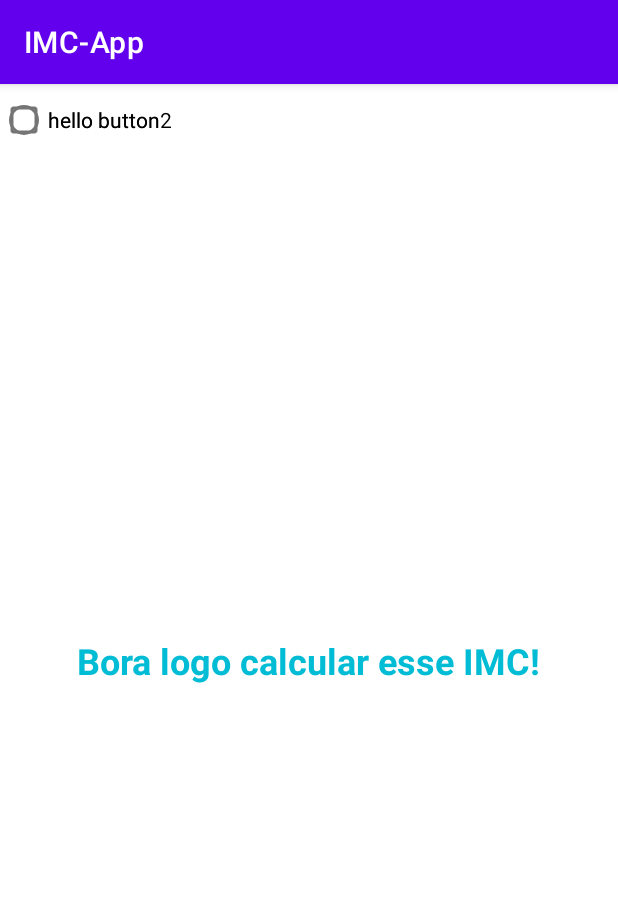
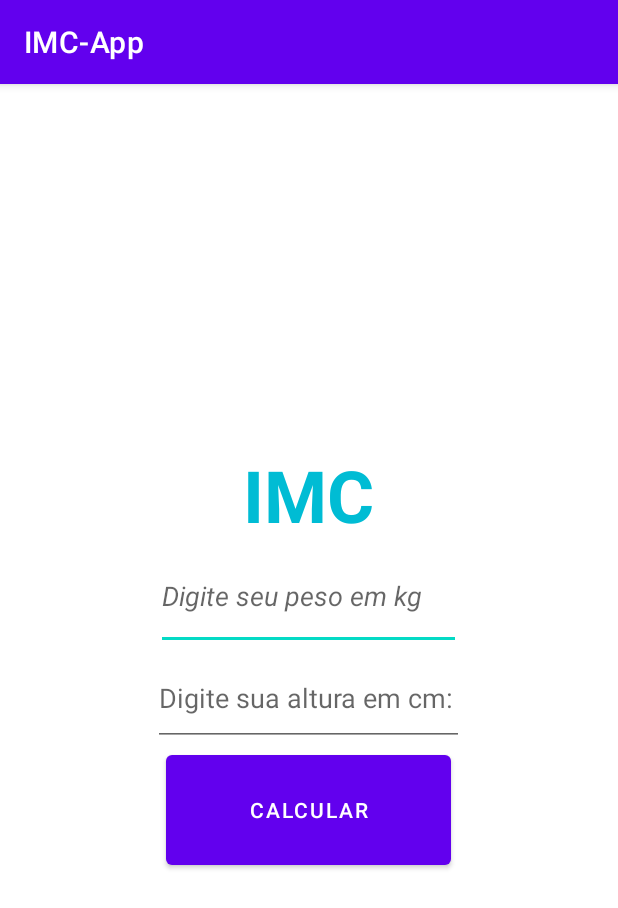
Before and after one commit to VictoriaPriscila28/Calculadora-IMC, an Android app: the screen it shows after launch (MainActivity), on a phone screen of 412 x 824 dp. Shown: the top 908 px of the screen. Run offline under Robolectric (Android 15) with nearby library versions, the phone set to English and light mode, and no system bars.

Commit message:
adding bottoms and setting them

```diff
--- a/app/src/main/res/layout/activity_main.xml
+++ b/app/src/main/res/layout/activity_main.xml
@@ -1,33 +1,52 @@
 <?xml version="1.0" encoding="utf-8"?>
-<androidx.constraintlayout.widget.ConstraintLayout xmlns:android="http://schemas.android.com/apk/res/android"
-    xmlns:app="http://schemas.android.com/apk/res-auto"
+<LinearLayout xmlns:android="http://schemas.android.com/apk/res/android"
     xmlns:tools="http://schemas.android.com/tools"
     android:layout_width="match_parent"
     android:layout_height="match_parent"
-    tools:context=".MainActivity">
+    tools:context=".MainActivity"
+    android:gravity="center"
+    android:orientation="vertical"
+    xmlns:app="http://schemas.android.com/apk/res-auto">
 
     <TextView
+        android:id="@+id/textView"
+        style="@style/title_purple"
         android:layout_width="wrap_content"
         android:layout_height="wrap_content"
-        android:text="Bora logo calcular esse IMC!"
+        android:text=" IMC "
+        android:textSize="48sp"
         app:layout_constraintBottom_toBottomOf="parent"
+        app:layout_constraintHorizontal_bias="0.49"
         app:layout_constraintLeft_toLeftOf="parent"
         app:layout_constraintRight_toRightOf="parent"
         app:layout_constraintTop_toTopOf="parent"
-        style="@style/title_purple" />
+        app:layout_constraintVertical_bias="0.311" />
 
-    <RadioButton
-        android:layout_width="wrap_content"
-        android:layout_height="wrap_content"
-        android:text="hello button"
-        tools:layout_editor_absoluteX="152dp"
-        tools:layout_editor_absoluteY="426dp" />
+    <EditText
+        android:id="@+id/pesoEDT"
+        android:layout_width="203dp"
+        android:layout_height="71dp"
+        android:hint="Digite seu peso em kg"
+        android:inputType="numberDecimal"
+        android:textColor="@color/teal_700"
+        android:textStyle="italic"
+        tools:layout_editor_absoluteX="114dp"
+        tools:layout_editor_absoluteY="290dp" />
 
-    <CheckBox
-        android:layout_width="wrap_content"
-        android:layout_height="wrap_content"
-        android:text="hello button2"
-        tools:layout_editor_absoluteX="148dp"
-        tools:layout_editor_absoluteY="505dp" />
+    <EditText
+        android:id="@+id/alturaEDT"
+        android:layout_width="207dp"
+        android:layout_height="64dp"
+        android:hint="Digite sua altura em cm:"
+        tools:layout_editor_absoluteX="102dp"
+        tools:layout_editor_absoluteY="383dp" />
 
-</androidx.constraintlayout.widget.ConstraintLayout>
+    <Button
+        android:id="@+id/calcularBTN"
+        android:layout_width="190dp"
+        android:layout_height="85dp"
+        android:text="CALCULAR"
+        tools:layout_editor_absoluteX="110dp"
+        tools:layout_editor_absoluteY="476dp" />
+
+    </LinearLayout>
```
